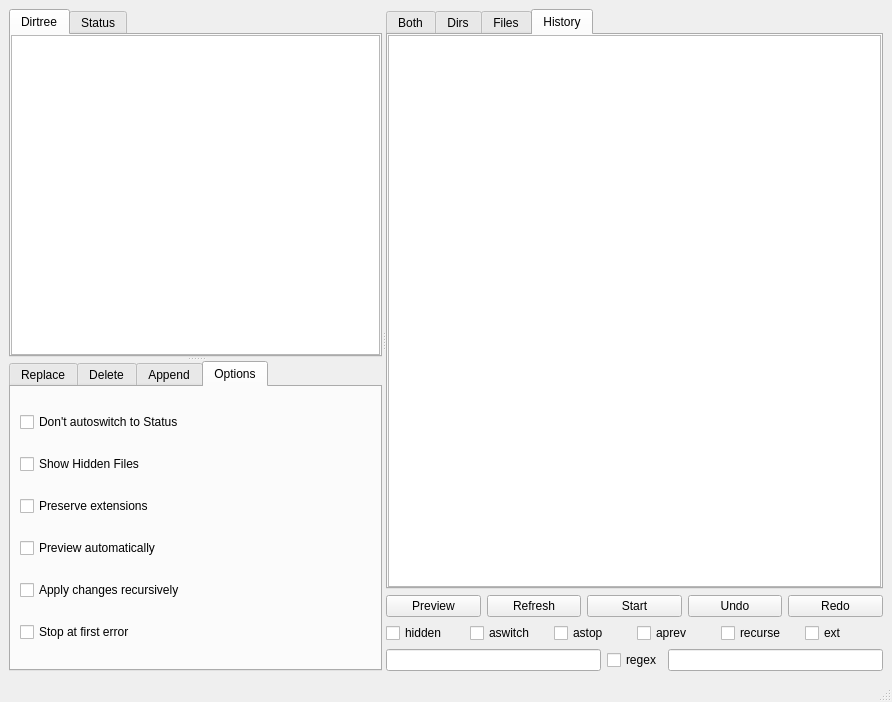
Above: gui/filebrowser/filebrowser.ui from gmdfalk/60-days-of-python before the change. Below: the same form after it.
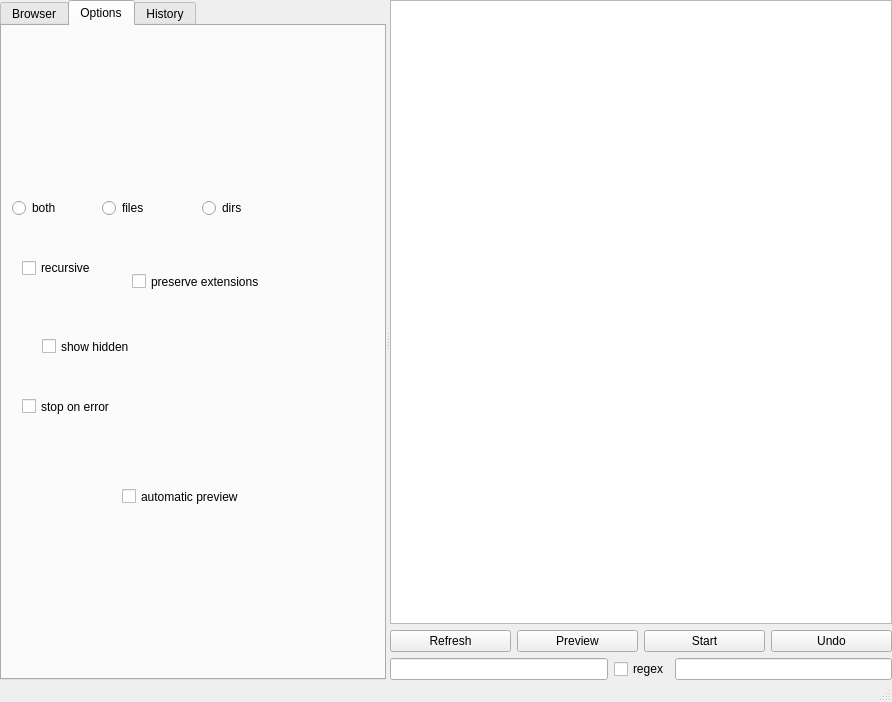
That is the form after the change.

```diff
--- a/gui/filebrowser/filebrowser.ui
+++ b/gui/filebrowser/filebrowser.ui
@@ -15,152 +15,157 @@
   </property>
   <widget class="QWidget" name="mainwidget">
    <layout class="QHBoxLayout" name="horizontalLayout_6">
+    <property name="margin">
+     <number>0</number>
+    </property>
     <item>
      <widget class="QSplitter" name="mainsplitter">
       <property name="orientation">
        <enum>Qt::Horizontal</enum>
       </property>
-      <widget class="QSplitter" name="leftsplitter">
-       <property name="orientation">
-        <enum>Qt::Vertical</enum>
+      <widget class="QTabWidget" name="treewidget">
+       <property name="currentIndex">
+        <number>1</number>
        </property>
-       <widget class="QTabWidget" name="treewidget">
-        <property name="currentIndex">
-         <number>0</number>
-        </property>
-        <widget class="QWidget" name="dirtree_tab">
-         <attribute name="title">
-          <string>Dirtree</string>
-         </attribute>
-         <layout class="QHBoxLayout" name="dirtreelayout">
-          <property name="spacing">
-           <number>6</number>
-          </property>
-          <property name="margin">
-           <number>0</number>
-          </property>
-          <item>
-           <widget class="QTreeView" name="dirtree"/>
-          </item>
-         </layout>
-         <zorder>dirtree</zorder>
-         <zorder>dirtree</zorder>
+       <widget class="QWidget" name="browser_tab">
+        <attribute name="title">
+         <string>Browser</string>
+        </attribute>
+        <layout class="QHBoxLayout" name="dirtreelayout">
+         <property name="spacing">
+          <number>6</number>
+         </property>
+         <property name="margin">
+          <number>0</number>
+         </property>
+         <item>
+          <widget class="QTreeView" name="dirtree"/>
+         </item>
+        </layout>
+        <zorder>dirtree</zorder>
+        <zorder>dirtree</zorder>
+       </widget>
+       <widget class="QWidget" name="options_tab">
+        <attribute name="title">
+         <string>Options</string>
+        </attribute>
+        <widget class="QRadioButton" name="radioButton">
+         <property name="geometry">
+          <rect>
+           <x>100</x>
+           <y>170</y>
+           <width>101</width>
+           <height>24</height>
+          </rect>
+         </property>
+         <property name="text">
+          <string>files</string>
+         </property>
         </widget>
-        <widget class="QWidget" name="status_tab">
-         <attribute name="title">
-          <string>Status</string>
-         </attribute>
-         <layout class="QHBoxLayout" name="statuslayout">
-          <property name="margin">
-           <number>0</number>
-          </property>
-          <item>
-           <widget class="QTableView" name="tableView"/>
-          </item>
-         </layout>
+        <widget class="QCheckBox" name="checkBox_24">
+         <property name="geometry">
+          <rect>
+           <x>40</x>
+           <y>310</y>
+           <width>131</width>
+           <height>21</height>
+          </rect>
+         </property>
+         <property name="text">
+          <string>show hidden</string>
+         </property>
         </widget>
-       </widget>
-       <widget class="QTabWidget" name="actiontabs">
-        <property name="currentIndex">
-         <number>3</number>
-        </property>
-        <widget class="QWidget" name="replacer_tab">
-         <attribute name="title">
-          <string>Replace</string>
-         </attribute>
-         <layout class="QHBoxLayout" name="replacerlayout">
-          <item>
-           <widget class="QRadioButton" name="nocaseradio">
-            <property name="text">
-             <string>No case changes</string>
-            </property>
-           </widget>
-          </item>
-          <item>
-           <widget class="QRadioButton" name="lowerradio">
-            <property name="text">
-             <string>Lowercase</string>
-            </property>
-           </widget>
-          </item>
-          <item>
-           <widget class="QRadioButton" name="upperradio">
-            <property name="text">
-             <string>Uppercase</string>
-            </property>
-           </widget>
-          </item>
-         </layout>
+        <widget class="QRadioButton" name="radioButton_3">
+         <property name="geometry">
+          <rect>
+           <x>200</x>
+           <y>170</y>
+           <width>101</width>
+           <height>24</height>
+          </rect>
+         </property>
+         <property name="text">
+          <string>dirs</string>
+         </property>
         </widget>
-        <widget class="QWidget" name="delete_tab">
-         <attribute name="title">
-          <string>Delete</string>
-         </attribute>
+        <widget class="QRadioButton" name="radioButton_2">
+         <property name="geometry">
+          <rect>
+           <x>10</x>
+           <y>170</y>
+           <width>101</width>
+           <height>24</height>
+          </rect>
+         </property>
+         <property name="text">
+          <string>both</string>
+         </property>
         </widget>
-        <widget class="QWidget" name="append_tab">
-         <attribute name="title">
-          <string>Append</string>
-         </attribute>
+        <widget class="QCheckBox" name="checkBox_26">
+         <property name="geometry">
+          <rect>
+           <x>120</x>
+           <y>460</y>
+           <width>151</width>
+           <height>21</height>
+          </rect>
+         </property>
+         <property name="text">
+          <string>automatic preview</string>
+         </property>
         </widget>
-        <widget class="QWidget" name="option_tab">
-         <attribute name="title">
-          <string>Options</string>
-         </attribute>
-         <layout class="QVBoxLayout" name="optionlayout">
-          <item>
-           <widget class="QCheckBox" name="statuscheck">
-            <property name="text">
-             <string>Don't autoswitch to Status</string>
-            </property>
-           </widget>
-          </item>
-          <item>
-           <widget class="QCheckBox" name="hiddencheck">
-            <property name="text">
-             <string>Show Hidden Files</string>
-            </property>
-           </widget>
-          </item>
-          <item>
-           <widget class="QCheckBox" name="extensioncheck">
-            <property name="text">
-             <string>Preserve extensions</string>
-            </property>
-           </widget>
-          </item>
-          <item>
-           <widget class="QCheckBox" name="previewcheck">
-            <property name="text">
-             <string>Preview automatically</string>
-            </property>
-           </widget>
-          </item>
-          <item>
-           <widget class="QCheckBox" name="recursecheck">
-            <property name="text">
-             <string>Apply changes recursively</string>
-            </property>
-           </widget>
-          </item>
-          <item>
-           <widget class="QCheckBox" name="stopcheck">
-            <property name="layoutDirection">
-             <enum>Qt::LeftToRight</enum>
-            </property>
-            <property name="text">
-             <string>Stop at first error</string>
-            </property>
-           </widget>
-          </item>
-         </layout>
-         <zorder>previewcheck</zorder>
-         <zorder>stopcheck</zorder>
-         <zorder>recursecheck</zorder>
-         <zorder>extensioncheck</zorder>
-         <zorder>hiddencheck</zorder>
-         <zorder>previewcheck</zorder>
-         <zorder>statuscheck</zorder>
+        <widget class="QCheckBox" name="checkBox_23">
+         <property name="geometry">
+          <rect>
+           <x>130</x>
+           <y>240</y>
+           <width>151</width>
+           <height>31</height>
+          </rect>
+         </property>
+         <property name="text">
+          <string>preserve extensions</string>
+         </property>
         </widget>
+        <widget class="QCheckBox" name="checkBox_25">
+         <property name="geometry">
+          <rect>
+           <x>20</x>
+           <y>370</y>
+           <width>171</width>
+           <height>21</height>
+          </rect>
+         </property>
+         <property name="text">
+          <string>stop on error</string>
+         </property>
+        </widget>
+        <widget class="QCheckBox" name="checkBox_22">
+         <property name="geometry">
+          <rect>
+           <x>20</x>
+           <y>230</y>
+           <width>87</width>
+           <height>24</height>
+          </rect>
+         </property>
+         <property name="text">
+          <string>recursive</string>
+         </property>
+        </widget>
+       </widget>
+       <widget class="QWidget" name="history_tab">
+        <attribute name="title">
+         <string>History</string>
+        </attribute>
+        <layout class="QHBoxLayout" name="statuslayout">
+         <property name="margin">
+          <number>0</number>
+         </property>
+         <item>
+          <widget class="QTableView" name="historytable"/>
+         </item>
+        </layout>
        </widget>
       </widget>
       <widget class="QWidget" name="horizontalLayoutWidget_2">
@@ -175,148 +180,39 @@
          <number>0</number>
         </property>
         <item>
-         <layout class="QVBoxLayout" name="browserlayout" stretch="1,0">
+         <layout class="QVBoxLayout" name="browserlayout" stretch="0">
           <item>
-           <widget class="QTabWidget" name="browsertabs">
-            <property name="currentIndex">
-             <number>3</number>
-            </property>
-            <widget class="QWidget" name="both_tab">
-             <attribute name="title">
-              <string>Both</string>
-             </attribute>
-             <layout class="QHBoxLayout" name="bothlayout">
-              <property name="margin">
-               <number>0</number>
-              </property>
-              <item>
-               <widget class="QListView" name="bothlist"/>
-              </item>
-             </layout>
-            </widget>
-            <widget class="QWidget" name="dirs_tab">
-             <attribute name="title">
-              <string>Dirs</string>
-             </attribute>
-             <layout class="QHBoxLayout" name="dirslayout">
-              <property name="margin">
-               <number>0</number>
-              </property>
-              <item>
-               <widget class="QListView" name="dirslist"/>
-              </item>
-             </layout>
-            </widget>
-            <widget class="QWidget" name="files_tab">
-             <attribute name="title">
-              <string>Files</string>
-             </attribute>
-             <layout class="QHBoxLayout" name="fileslayout">
-              <property name="margin">
-               <number>0</number>
-              </property>
-              <item>
-               <widget class="QListView" name="fileslist"/>
-              </item>
-             </layout>
-            </widget>
-            <widget class="QWidget" name="history_tab">
-             <attribute name="title">
-              <string>History</string>
-             </attribute>
-             <layout class="QHBoxLayout" name="historylayout">
-              <property name="margin">
-               <number>0</number>
-              </property>
-              <item>
-               <widget class="QTreeView" name="historytree"/>
-              </item>
-             </layout>
-            </widget>
-           </widget>
-          </item>
-          <item>
-           <layout class="QHBoxLayout" name="buttonlayout">
-            <item>
-             <widget class="QPushButton" name="previewbutton">
-              <property name="text">
-               <string>Preview</string>
-              </property>
-             </widget>
-            </item>
-            <item>
-             <widget class="QPushButton" name="refreshbutton">
-              <property name="text">
-               <string>Refresh</string>
-              </property>
-             </widget>
-            </item>
-            <item>
-             <widget class="QPushButton" name="startbutton">
-              <property name="text">
-               <string>Start</string>
-              </property>
-             </widget>
-            </item>
-            <item>
-             <widget class="QPushButton" name="undobutton">
-              <property name="text">
-               <string>Undo</string>
-              </property>
-             </widget>
-            </item>
-            <item>
-             <widget class="QPushButton" name="redobutton">
-              <property name="text">
-               <string>Redo</string>
-              </property>
-             </widget>
-            </item>
-           </layout>
+           <widget class="QListView" name="fileslist"/>
           </item>
          </layout>
         </item>
         <item>
-         <layout class="QHBoxLayout" name="horizontalLayout_8">
+         <layout class="QHBoxLayout" name="buttonlayout">
           <item>
-           <widget class="QCheckBox" name="checkBox_17">
+           <widget class="QPushButton" name="pushButton">
             <property name="text">
-             <string>hidden</string>
+             <string>Refresh</string>
             </property>
            </widget>
           </item>
           <item>
-           <widget class="QCheckBox" name="checkBox_20">
+           <widget class="QPushButton" name="previewbutton">
             <property name="text">
-             <string>aswitch</string>
+             <string>Preview</string>
             </property>
            </widget>
           </item>
           <item>
-           <widget class="QCheckBox" name="checkBox_21">
+           <widget class="QPushButton" name="startbutton">
             <property name="text">
-             <string>astop</string>
+             <string>Start</string>
             </property>
            </widget>
           </item>
           <item>
-           <widget class="QCheckBox" name="checkBox_19">
+           <widget class="QPushButton" name="undobutton">
             <property name="text">
-             <string>aprev</string>
-            </property>
-           </widget>
-          </item>
-          <item>
-           <widget class="QCheckBox" name="checkBox_18">
-            <property name="text">
-             <string>recurse</string>
-            </property>
-           </widget>
-          </item>
-          <item>
-           <widget class="QCheckBox" name="checkBox_16">
-            <property name="text">
-             <string>ext</string>
+             <string>Undo</string>
             </property>
            </widget>
           </item>
```
Left out of the diff: 2 changed lines with no effect on the pictures.
